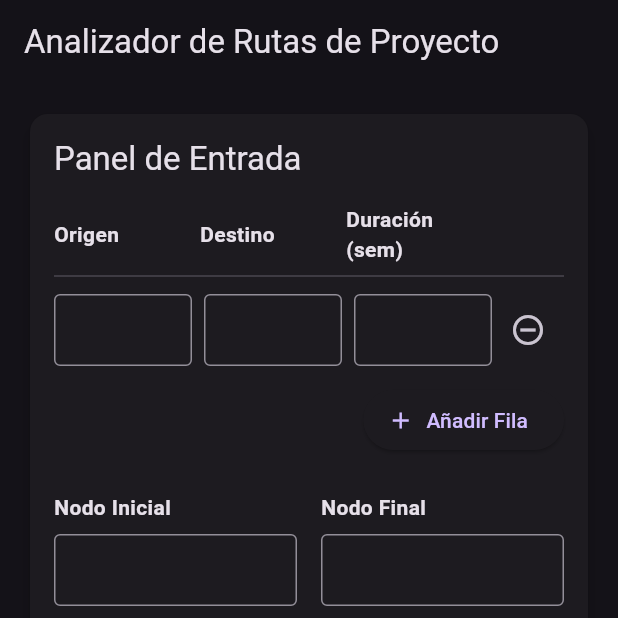
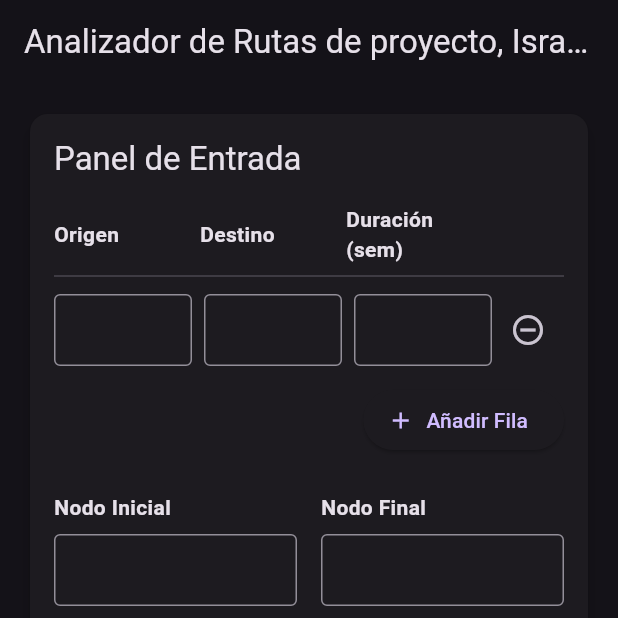
Before and after one commit to XavilordGamer1/aplicativo, a Flutter app: the screen it shows after launch, on a phone screen of 412 x 824 dp, the top half of it. Run offline on Flutter 3.47's test engine with Material 3 defaults, Android fonts, the phone set to English and light mode, and no system bars; our stand-ins replace graphs; missing offline and left inert: graphview.

Commit message:
app final, antes de nuevocambio de grafico

```diff
--- a/lib/main.dart
+++ b/lib/main.dart
@@ -1,3 +1,18 @@
+// Analizador de Rutas de Proyecto
+
+// Una aplicación de escritorio y móvil desarrollada con Flutter para calcular y visualizar la ruta crítica de proyectos.
+
+// ## Autor
+
+// * **Desarrollador Principal:** Xavier Baque y Jordan Pincha
+// * **Contacto:** xavier.18.2018@hotmail.com
+
+// ## Propiedad Intelectual
+
+// © 2025 Xavier Fernando Baque Velez. Todos los derechos reservados.
+
+// Este proyecto está protegido bajo la Licencia MIT. Por favor, consulte el archivo `LICENSE` para más detalles.
+
 import 'package:flutter/material.dart';
 import 'package:provider/provider.dart';
 import 'package:graphs/graphs.dart' as graphs;
@@ -487,7 +502,9 @@ class GraphHomePage extends StatelessWidget {
   @override
   Widget build(BuildContext context) {
     return Scaffold(
-      appBar: AppBar(title: const Text('Analizador de Rutas de Proyecto')),
+      appBar: AppBar(
+          title: const Text(
+              'Analizador de Rutas de proyecto, Israel Andres Rosales')),
       body: SingleChildScrollView(
         child: Padding(
           padding: const EdgeInsets.all(16.0),
```
Also changed, not shown: 3 other files.
